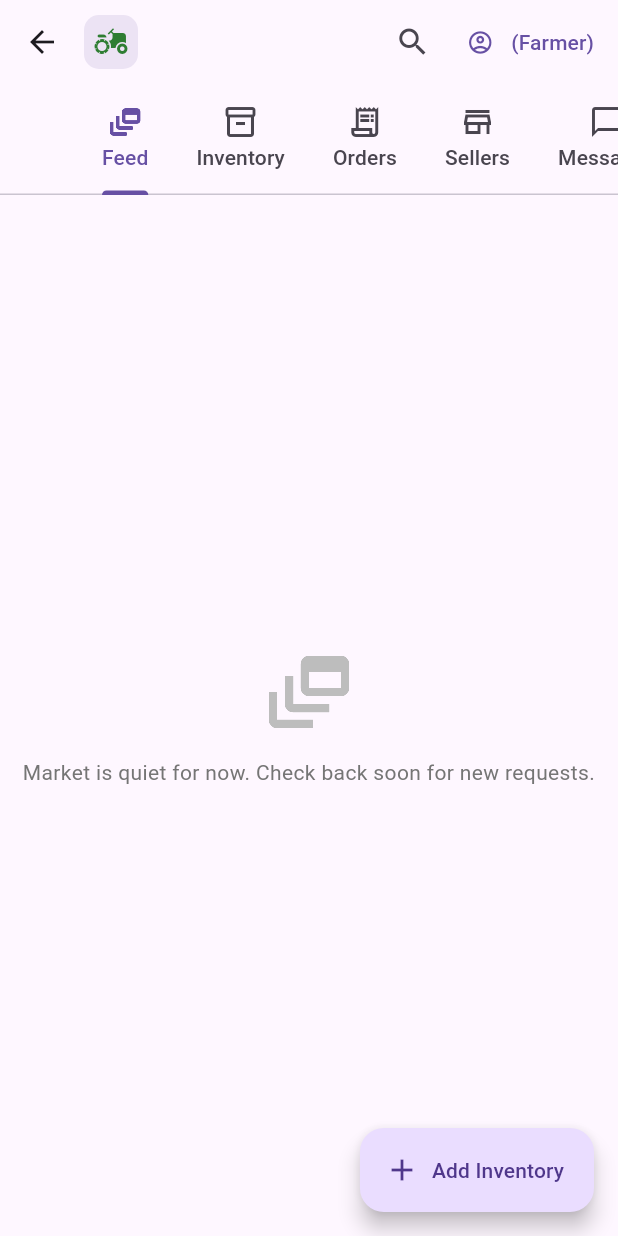
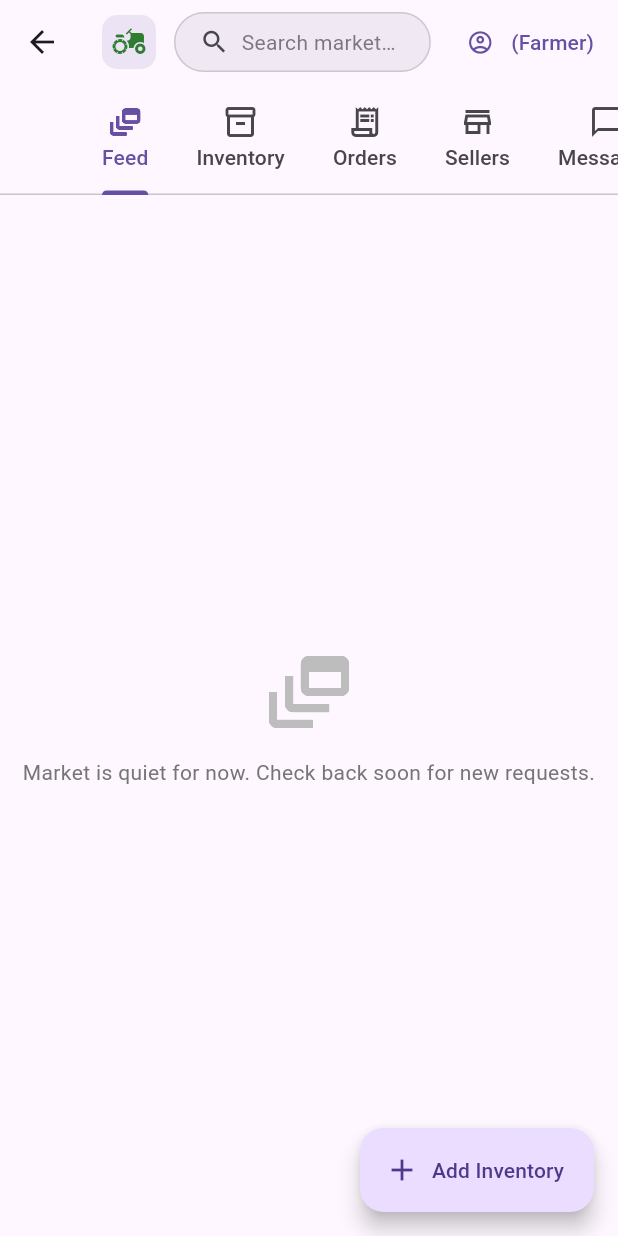
Before and after one commit to angat-yogi/krishi_connect, a Flutter app: the FarmerDashboardPage screen opened directly, on a phone screen of 412 x 824 dp. Run offline on Flutter 3.47's test engine with Material 3 defaults, Android fonts, the phone set to English and light mode, and no system bars; our stand-ins replace cloud_firestore, firebase_auth, firebase_core, firebase_storage, flutter_screenutil, google_sign_in and 2 more; accounts and stored records are empty.

Commit message:
feat: Add search bar button component and integrate into farmer and shopkeeper dashboards

```diff
--- a/lib/pages/dashboards/farmer_dashboard_page.dart
+++ b/lib/pages/dashboards/farmer_dashboard_page.dart
@@ -19,6 +19,7 @@ import '../../widgets/feed/feed_tab_view.dart';
 import '../../widgets/users/user_directory_tab.dart';
 import '../../widgets/search/global_search_delegate.dart';
 import '../../widgets/search/search_navigation.dart';
+import '../../widgets/search/search_bar_button.dart';
 
 class FarmerDashboardPage extends StatefulWidget {
   const FarmerDashboardPage({super.key});
@@ -53,14 +54,20 @@ class _FarmerDashboardPageState extends State<FarmerDashboardPage> {
         key: _scaffoldKey,
         endDrawer: const ProfileDrawer(),
         appBar: AppBar(
-          titleSpacing: 0,
-          title: const _AppLogo(),
+          titleSpacing: 12,
+          title: Row(
+            children: [
+              const _AppLogo(),
+              const SizedBox(width: 12),
+              Expanded(
+                child: SearchBarButton(
+                  onTap: () => _openSearch(profile),
+                  placeholder: 'Search marketplace…',
+                ),
+              ),
+            ],
+          ),
           actions: [
-            IconButton(
-              tooltip: 'Search marketplace',
-              onPressed: () => _openSearch(profile),
-              icon: const Icon(Icons.search),
-            ),
             TextButton.icon(
               onPressed: () => _scaffoldKey.currentState?.openEndDrawer(),
               icon: const Icon(Icons.account_circle_outlined),
--- /dev/null
+++ b/lib/widgets/search/search_bar_button.dart
@@ -0,0 +1,48 @@
+import 'package:flutter/material.dart';
+
+class SearchBarButton extends StatelessWidget {
+  const SearchBarButton({
+    super.key,
+    required this.onTap,
+    this.placeholder = 'Search marketplace…',
+  });
+
+  final VoidCallback onTap;
+  final String placeholder;
+
+  @override
+  Widget build(BuildContext context) {
+    final theme = Theme.of(context);
+    return InkWell(
+      onTap: onTap,
+      borderRadius: BorderRadius.circular(24),
+      child: Ink(
+        height: 40,
+        decoration: BoxDecoration(
+          color: theme.colorScheme.surfaceVariant.withOpacity(0.6),
+          borderRadius: BorderRadius.circular(24),
+          border: Border.all(
+            color: theme.colorScheme.outline.withOpacity(0.3),
+          ),
+        ),
+        padding: const EdgeInsets.symmetric(horizontal: 16),
+        child: Row(
+          children: [
+            Icon(Icons.search,
+                size: 20, color: theme.colorScheme.onSurfaceVariant),
+            const SizedBox(width: 8),
+            Expanded(
+              child: Text(
+                placeholder,
+                style: theme.textTheme.bodyMedium?.copyWith(
+                  color: theme.colorScheme.onSurfaceVariant.withOpacity(0.7),
+                ),
+                overflow: TextOverflow.ellipsis,
+              ),
+            ),
+          ],
+        ),
+      ),
+    );
+  }
+}
```
Also changed, not shown: lib/pages/dashboards/shopkeeper_dashboard_page.dart (+14 -7 lines), lib/services/search_history_store.dart (+50 -15 lines), 1 other file.
